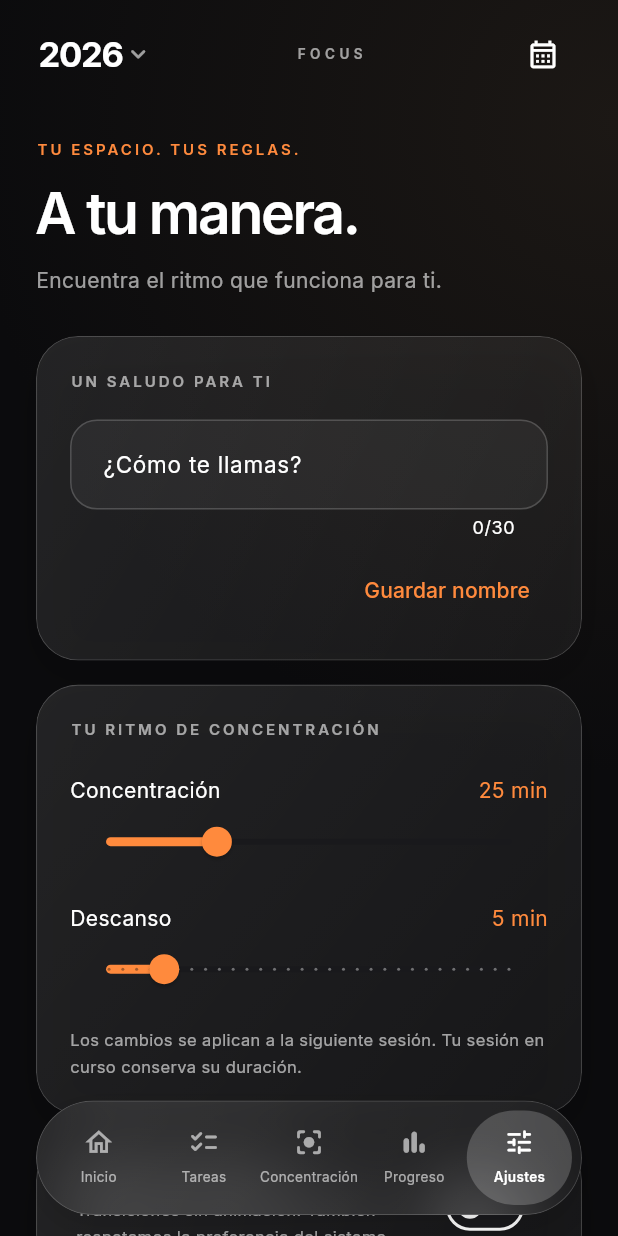
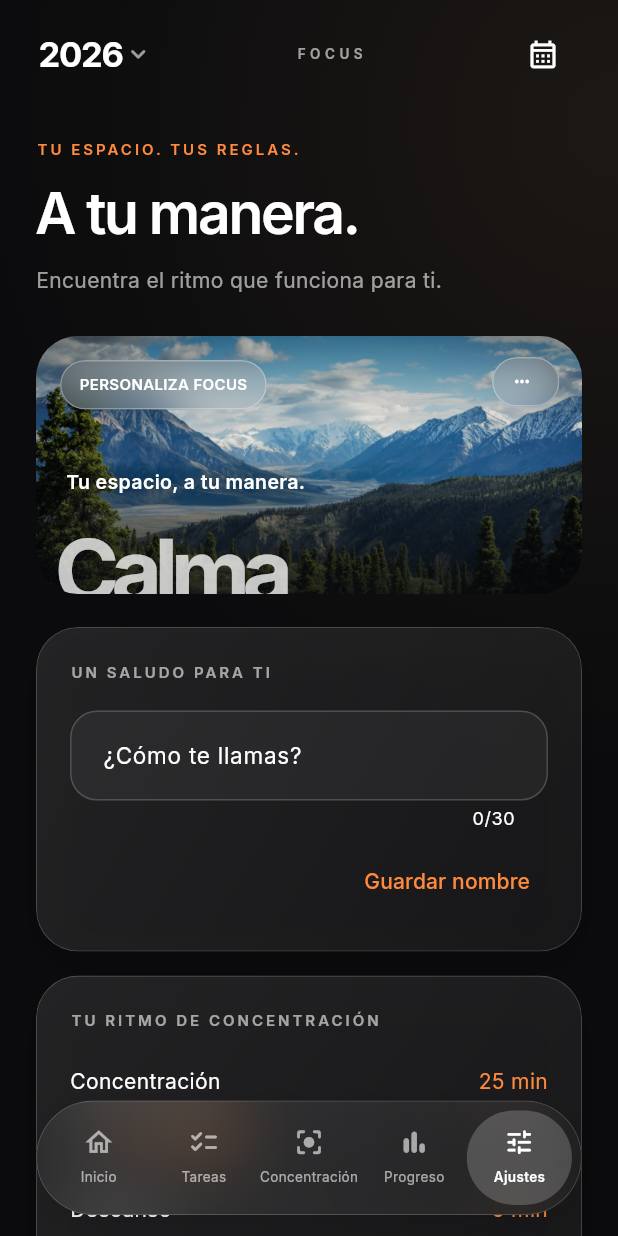
Before and after one commit to aldo200908-lgtm/FOCUS-App, a Flutter app: the screen it shows after launch, item 5 of the bottom bar chosen, on a phone screen of 412 x 824 dp. Run offline on Flutter 3.47's test engine with Material 3 defaults, Android fonts, the phone set to English and light mode, and no system bars; our stand-ins replace shared_preferences.

Commit message:
feat: extend cinematic design to settings

```diff
--- a/lib/screens/settings.dart
+++ b/lib/screens/settings.dart
@@ -1,6 +1,7 @@
 import 'package:flutter/material.dart';
 import '../core/app_state.dart';
 import '../ui/design.dart';
+import '../ui/cinematic.dart';
 
 class SettingsScreen extends StatefulWidget {
   const SettingsScreen({super.key, required this.state});
@@ -29,6 +30,17 @@ class _SettingsScreenState extends State<SettingsScreen> {
         kicker: 'TU ESPACIO. TUS REGLAS.',
         title: 'A tu manera.',
         subtitle: 'Encuentra el ritmo que funciona para ti.',
+      ),
+      const Padding(
+        padding: EdgeInsets.fromLTRB(24, 0, 24, 22),
+        child: CinematicCard(
+          title: 'Calma',
+          subtitle: 'Tu espacio, a tu manera.',
+          label: 'PERSONALIZA FOCUS',
+          height: 172,
+          tint: Color(0xFF4C7786),
+          alignment: Alignment.centerLeft,
+        ),
       ),
       Padding(
         padding: const EdgeInsets.symmetric(horizontal: 24),
```
